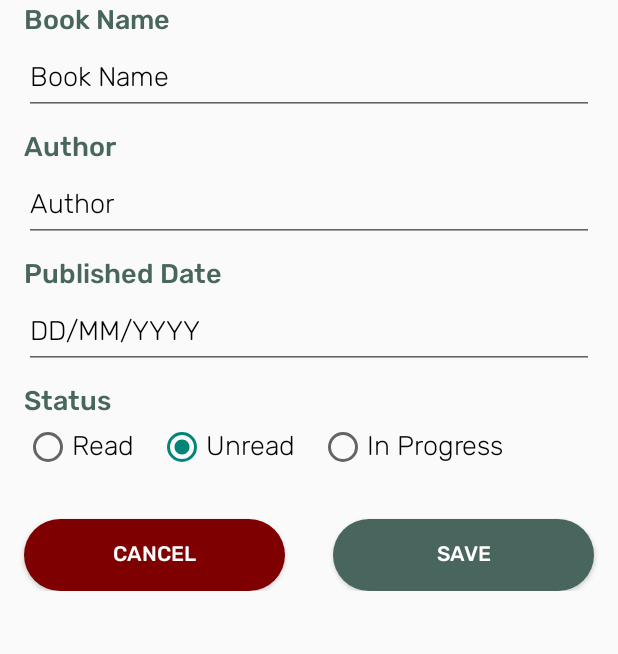
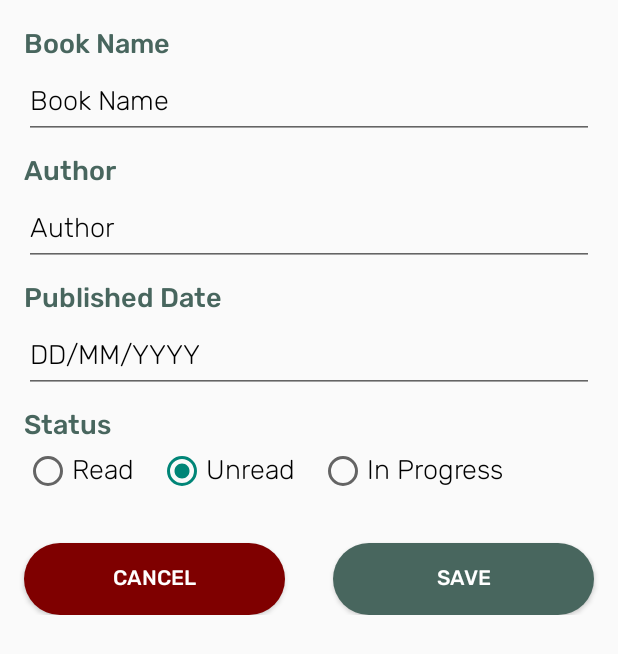
Before and after one commit to MariemMezghani/BookFinder-App, an Android app: the DetailFragment screen opened through its navigation route, on a phone screen of 412 x 824 dp. Shown: the top 654 px of the screen. Run offline under Robolectric (Android 15) with nearby library versions, the phone set to English and light mode, and no system bars; our stand-ins replace AdMob, Room's generated code, data binding.

Commit message:
add exported attribute in manifest because app is targeting android 12

```diff
--- a/app/src/main/AndroidManifest.xml
+++ b/app/src/main/AndroidManifest.xml
@@ -11,7 +11,8 @@
         android:theme="@style/Theme.BookFinder">
         <activity
             android:name=".MainActivity"
-            android:configChanges="uiMode">
+            android:configChanges="uiMode"
+            android:exported="true">
             <intent-filter>
                 <action android:name="android.intent.action.MAIN" />
 
--- a/app/src/main/res/layout/fragment_detail.xml
+++ b/app/src/main/res/layout/fragment_detail.xml
@@ -4,7 +4,6 @@
     xmlns:tools="http://schemas.android.com/tools">
 
     <data>
-
         <variable
             name="book"
             type="com.github.mariemmezghani.bookfinder.database.Book" />
@@ -19,12 +18,13 @@
     android:layout_height="match_parent">
     <ScrollView
         android:layout_width="match_parent"
-         android:layout_height="wrap_content">
+         android:layout_height="match_parent">
         <!-- Using ConstraintLayout because it is better than using nested Linear Layouts -->
 
         <androidx.constraintlayout.widget.ConstraintLayout
             android:layout_width="match_parent"
-            android:layout_height="wrap_content">
+            android:layout_height="wrap_content"
+            android:layout_marginTop="@dimen/margin_half">
 
             <TextView
                 android:id="@+id/book_name_textview"
@@ -228,7 +228,7 @@
         android:layout_centerHorizontal="true"
         android:layout_alignParentBottom="true"
         ads:adSize="BANNER"
-        ads:adUnitId="ca-app-pub-3940256099942544/6300978111">
+        ads:adUnitId="ca-app-pub-9626425516337123~9890152448">
     </com.google.android.gms.ads.AdView>
 </RelativeLayout>
 </layout>
```
